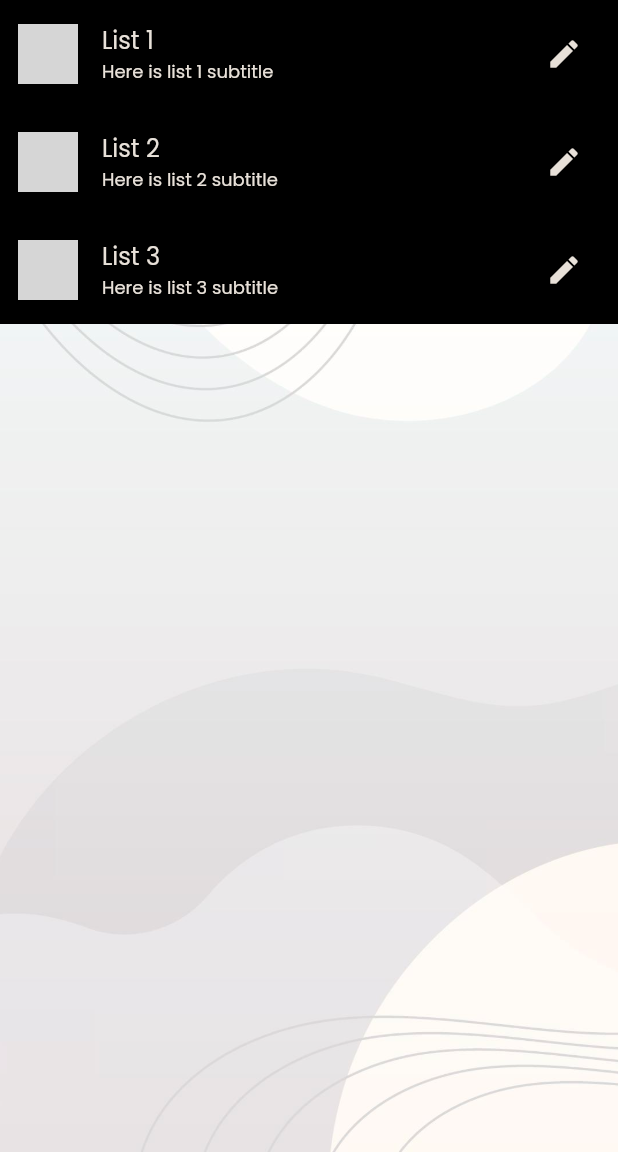
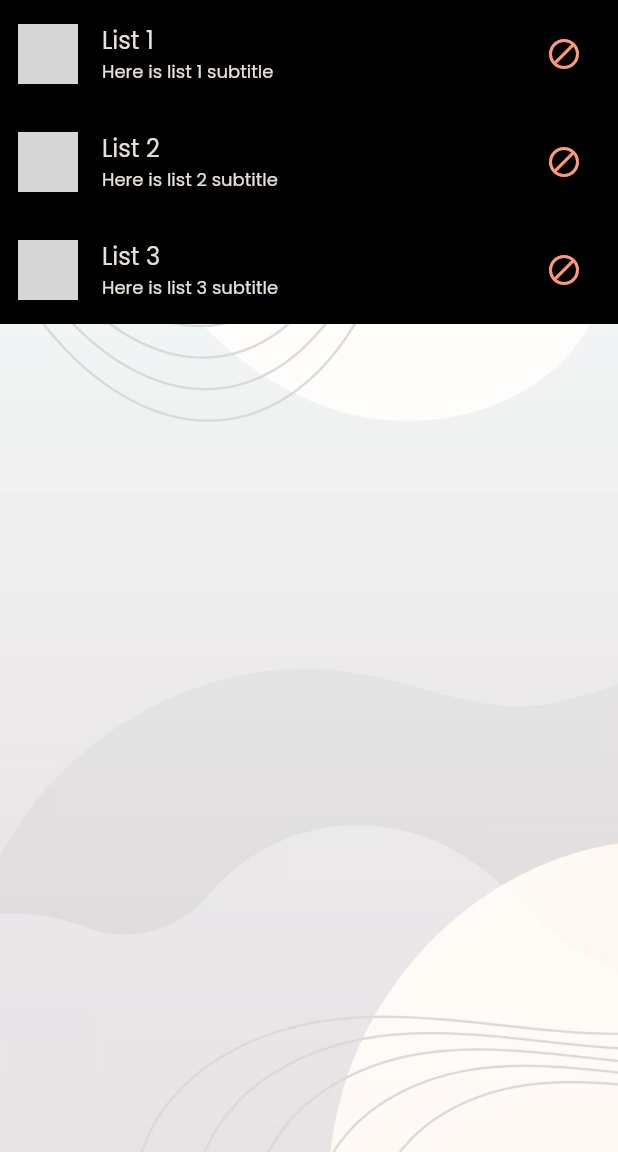
Before and after one commit to harunalbayrak/graduation-app, a Flutter app: the Activities screen opened by its route, on a phone screen of 412 x 824 dp, the part 84-1236 px from its top. Run offline on Flutter 3.47's test engine with Material 2 defaults, Android fonts, the phone set to English and light mode, and no system bars; drawn by our look-alikes of auto_size_text; our stand-ins replace easy_localization; missing offline and left inert: flutter_gradient_colors; network calls fail; grey boxes are pictures that could not be loaded.

Commit message:
Add icons to screens

```diff
--- a/lib/ui/activities/activities.dart
+++ b/lib/ui/activities/activities.dart
@@ -67,8 +67,8 @@ class _ActivitiesState extends State<Activities> {
       trailing: IconButton(
         onPressed: () {},
         icon: const Icon(
-          Icons.edit,
-          color: gray,
+          Icons.block,
+          color: orange,
         ),
       ),
     );
--- a/lib/ui/blocked_activities/blocked_activities.dart
+++ b/lib/ui/blocked_activities/blocked_activities.dart
@@ -67,7 +67,7 @@ class _BlockedActivitiesState extends State<BlockedActivities> {
       trailing: IconButton(
         onPressed: () {},
         icon: const Icon(
-          Icons.edit,
+          Icons.highlight_remove,
           color: gray,
         ),
       ),
```
